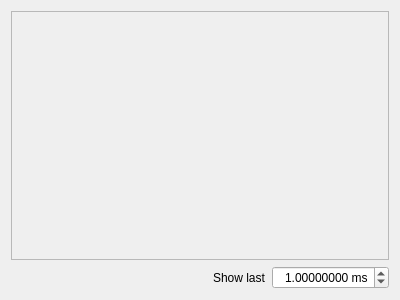
First picture: the form in NeuroEdit/neuron_membrane_plot_widget.ui, repository lucksus/neuro_edit, before the edit.
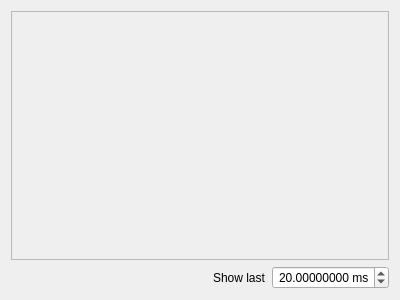
Second picture: the form after the edit.

Patch:
```diff
--- a/NeuroEdit/neuron_membrane_plot_widget.ui
+++ b/NeuroEdit/neuron_membrane_plot_widget.ui
@@ -67,7 +67,7 @@
         <double>0.100000000000000</double>
        </property>
        <property name="value">
-        <double>1.000000000000000</double>
+        <double>20.000000000000000</double>
        </property>
       </widget>
      </item>
```
